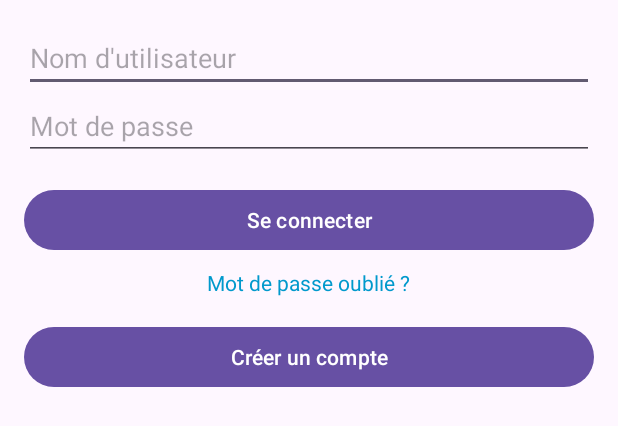
After one commit to Infogerance-dev/ProjetAndroid, an Android app: the layout fragment_login.xml on its own in the app's theme, with its tools: preview values and no code run, on a phone screen of 412 x 824 dp. The commit adds this screen. Shown: the top 426 px of the screen. Run offline under Robolectric (Android 15) with nearby library versions, the phone set to English and light mode, and no system bars.

Commit message:
Persistance des données OK

```diff
--- a/app/src/main/AndroidManifest.xml
+++ b/app/src/main/AndroidManifest.xml
@@ -17,7 +17,7 @@
         android:supportsRtl="true"
         android:theme="@style/Theme.FrigoZen"
         tools:targetApi="31">
-        <activity android:name="MainActivity"
+        <activity android:name=".MainActivity"
             android:exported="true">
             <intent-filter>
                 <action android:name="android.intent.action.MAIN" />
--- /dev/null
+++ b/app/src/main/res/layout/fragment_login.xml
@@ -0,0 +1,50 @@
+<?xml version="1.0" encoding="utf-8"?>
+<LinearLayout
+    xmlns:android="http://schemas.android.com/apk/res/android"
+    android:layout_width="match_parent"
+    android:layout_height="match_parent"
+    android:orientation="vertical"
+    android:padding="16dp">
+
+    <!-- Champ pour le nom d'utilisateur -->
+    <EditText
+        android:id="@+id/editTextUsername"
+        android:layout_width="match_parent"
+        android:layout_height="wrap_content"
+        android:hint="Nom d'utilisateur"
+        android:inputType="text" />
+
+    <!-- Champ pour le mot de passe -->
+    <EditText
+        android:id="@+id/editTextPassword"
+        android:layout_width="match_parent"
+        android:layout_height="wrap_content"
+        android:hint="Mot de passe"
+        android:inputType="textPassword" />
+
+    <!-- Bouton de connexion -->
+    <Button
+        android:id="@+id/buttonLogin"
+        android:layout_width="match_parent"
+        android:layout_height="wrap_content"
+        android:text="Se connecter"
+        android:layout_marginTop="16dp" />
+
+    <!-- Lien pour mot de passe oublié -->
+    <TextView
+        android:id="@+id/textForgotPassword"
+        android:layout_width="wrap_content"
+        android:layout_height="wrap_content"
+        android:text="Mot de passe oublié ?"
+        android:textColor="@android:color/holo_blue_dark"
+        android:layout_gravity="center_horizontal"
+        android:layout_marginTop="8dp" />
+
+    <!-- Bouton pour créer un compte -->
+    <Button
+        android:id="@+id/buttonCreateAccount"
+        android:layout_width="match_parent"
+        android:layout_height="wrap_content"
+        android:text="Créer un compte"
+        android:layout_marginTop="16dp" />
+</LinearLayout>
```
Also changed, not shown: app/src/main/java/com/example/frigozen/DatabaseHelper.kt (+17 -0 lines), app/src/main/java/com/example/frigozen/LoginFragment.kt (added, +69 -0 lines), app/src/main/java/com/example/frigozen/MainActivity.kt (+27 -11 lines).
